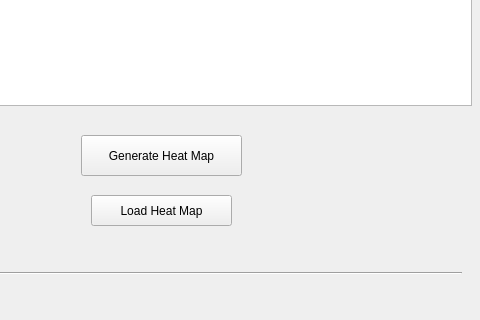
First picture: the form in uis/simulator.ui, repository sharanjeetsinghmago/online_reward_shaping, before the edit; both pictures show x 569 to 1049 and y 405 to 725 of the 1049 by 895 pixel window.
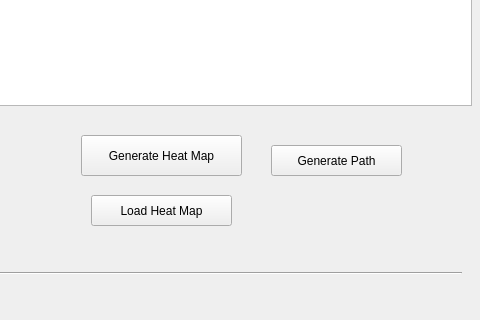
Second picture: the form after the edit.

The edit to the form file:
```diff
--- a/uis/simulator.ui
+++ b/uis/simulator.ui
@@ -174,6 +174,19 @@
 &lt;p style=&quot; margin-top:0px; margin-bottom:0px; margin-left:0px; margin-right:0px; -qt-block-indent:0; text-indent:0px;&quot;&gt;&lt;span style=&quot; font-size:18pt; font-weight:600;&quot;&gt;Sketching&lt;/span&gt;&lt;/p&gt;&lt;/body&gt;&lt;/html&gt;</string>
    </property>
   </widget>
+  <widget class="QPushButton" name="button_generate_path">
+   <property name="geometry">
+    <rect>
+     <x>840</x>
+     <y>550</y>
+     <width>131</width>
+     <height>31</height>
+    </rect>
+   </property>
+   <property name="text">
+    <string>Generate Path</string>
+   </property>
+  </widget>
  </widget>
  <resources/>
  <connections/>
```
